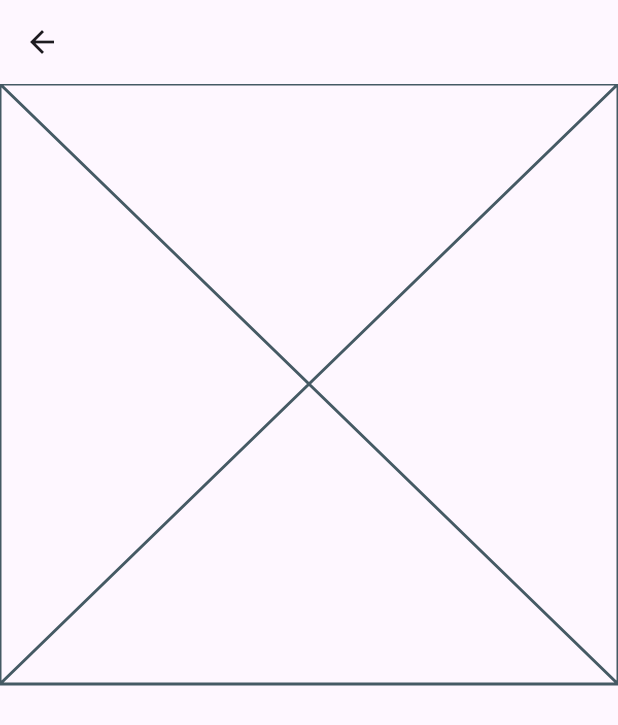
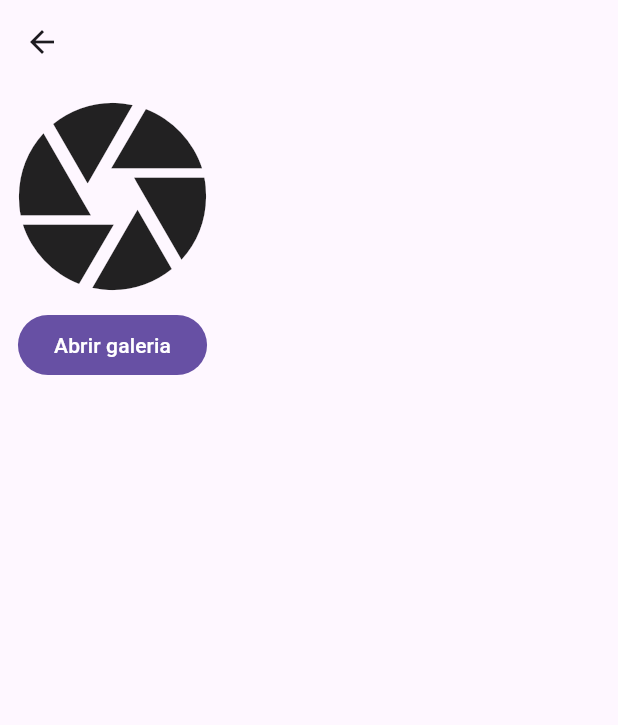
Before and after one commit to AlexdanTB/app-galeria-supabase, a Flutter app: the GaleriaScreen screen opened by its route, on a phone screen of 412 x 824 dp. Shown: the top 725 px of the screen. Run offline on Flutter 3.47's test engine with Material 3 defaults, Android fonts, the phone set to English and light mode, and no system bars; our stand-ins replace image_picker.

Commit message:
obtener imagen de galeria

```diff
--- a/lib/screens/galeria_screen.dart
+++ b/lib/screens/galeria_screen.dart
@@ -1,3 +1,5 @@
+import 'dart:io';
+
 import 'package:flutter/material.dart';
 import 'package:image_picker/image_picker.dart';
 
@@ -33,6 +35,21 @@ class _ImagenState extends State<Imagen> {
 
   @override
   Widget build(BuildContext context) {
-    return const Placeholder();
+    return Column(
+      children: [
+        foto == null
+            ? Icon(Icons.camera, size: 150)
+            : Image.file(File(foto!.path)),
+        FilledButton(
+          onPressed: () => abrirGaleria(actualizarFoto),
+          child: Text("Abrir galeria"),
+        ),
+      ],
+    );
   }
 }
+
+Future<void> abrirGaleria(Function actualizarImg) async {
+  final imagen = await ImagePicker().pickImage(source: ImageSource.gallery);
+  actualizarImg(imagen);
+}
```
